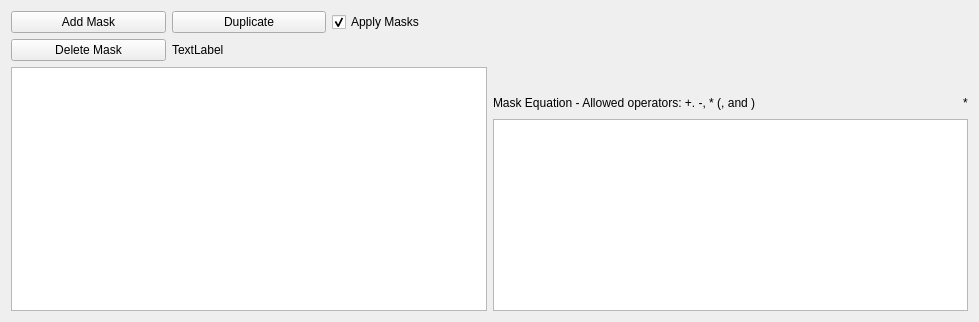
MJOLNIRPackage/MJOLNIR-GUI, file src/main/resources/base/Views/Mask.ui: the form before one commit.
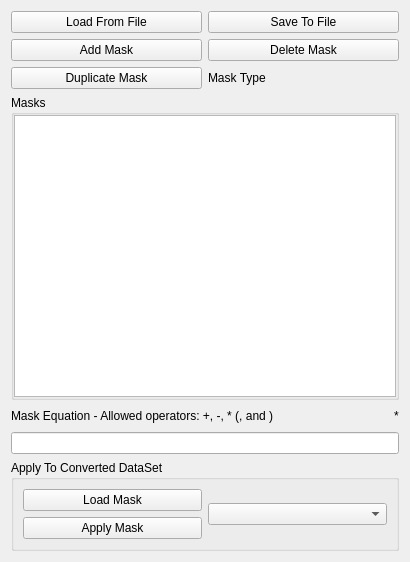
The form after the commit.

```diff
--- a/src/main/resources/base/Views/Mask.ui
+++ b/src/main/resources/base/Views/Mask.ui
@@ -6,91 +6,138 @@
    <rect>
     <x>0</x>
     <y>0</y>
-    <width>979</width>
-    <height>322</height>
+    <width>410</width>
+    <height>562</height>
    </rect>
   </property>
   <property name="windowTitle">
    <string>Form</string>
   </property>
-  <layout class="QGridLayout" name="gridLayout_3">
-   <item row="0" column="0">
+  <layout class="QVBoxLayout" name="verticalLayout">
+   <item>
     <layout class="QGridLayout" name="gridLayout">
+     <item row="1" column="1">
+      <widget class="QPushButton" name="Mask_delete_button_nonBlock">
+       <property name="toolTip">
+        <string>Delete selected mask</string>
+       </property>
+       <property name="statusTip">
+        <string>Delete selected mask</string>
+       </property>
+       <property name="text">
+        <string>Delete Mask</string>
+       </property>
+      </widget>
+     </item>
      <item row="1" column="0">
-      <widget class="QListView" name="Mask_listView">
-       <property name="alternatingRowColors">
-        <bool>true</bool>
+      <widget class="QPushButton" name="Mask_add_button_nonBlock">
+       <property name="toolTip">
+        <string>Add new mask</string>
        </property>
-       <property name="selectionMode">
-        <enum>QAbstractItemView::ExtendedSelection</enum>
+       <property name="statusTip">
+        <string>Add new mask</string>
+       </property>
+       <property name="text">
+        <string>Add Mask</string>
+       </property>
+      </widget>
+     </item>
+     <item row="0" column="1">
+      <widget class="QPushButton" name="Mask_save_file_button">
+       <property name="toolTip">
+        <string>Save mask generate from mask equation to file. Only masks utilised in the equation are saved!</string>
+       </property>
+       <property name="statusTip">
+        <string>Save mask generate from mask equation to file. Only masks utilised in the equation are saved!</string>
+       </property>
+       <property name="text">
+        <string>Save To File</string>
        </property>
       </widget>
      </item>
      <item row="0" column="0">
-      <layout class="QGridLayout" name="gridLayout_2">
-       <item row="0" column="0">
-        <widget class="QPushButton" name="Mask_add_button_nonBlock">
-         <property name="text">
-          <string>Add Mask</string>
-         </property>
-        </widget>
-       </item>
-       <item row="0" column="1">
-        <widget class="QPushButton" name="Mask_duplicate_button_nonBlock">
-         <property name="text">
-          <string>Duplicate</string>
-         </property>
-        </widget>
-       </item>
-       <item row="1" column="0">
-        <widget class="QPushButton" name="Mask_delete_button_nonBlock">
-         <property name="text">
-          <string>Delete Mask</string>
-         </property>
-        </widget>
-       </item>
-       <item row="0" column="2">
-        <widget class="QCheckBox" name="Mask_apply_checkbox_nonBlock">
-         <property name="text">
-          <string>Apply Masks</string>
-         </property>
-         <property name="checked">
-          <bool>true</bool>
-         </property>
-        </widget>
-       </item>
-       <item row="1" column="1">
-        <widget class="QLabel" name="Mask_type_label">
-         <property name="text">
-          <string>TextLabel</string>
-         </property>
-        </widget>
-       </item>
-      </layout>
+      <widget class="QPushButton" name="Mask_load_file_button">
+       <property name="toolTip">
+        <string>Load mask from file</string>
+       </property>
+       <property name="statusTip">
+        <string>Load mask from file</string>
+       </property>
+       <property name="text">
+        <string>Load From File</string>
+       </property>
+      </widget>
+     </item>
+     <item row="3" column="0">
+      <widget class="QPushButton" name="Mask_duplicate_button_nonBlock">
+       <property name="toolTip">
+        <string>Duplicate selected mask</string>
+       </property>
+       <property name="statusTip">
+        <string>Duplicate selected mask</string>
+       </property>
+       <property name="text">
+        <string>Duplicate Mask</string>
+       </property>
+      </widget>
+     </item>
+     <item row="3" column="1">
+      <widget class="QLabel" name="Mask_type_label">
+       <property name="toolTip">
+        <string>Type of selected mask</string>
+       </property>
+       <property name="statusTip">
+        <string>Type of selected mask</string>
+       </property>
+       <property name="text">
+        <string>Mask Type</string>
+       </property>
+      </widget>
      </item>
     </layout>
    </item>
-   <item row="0" column="1">
-    <layout class="QVBoxLayout" name="verticalLayout_3">
+   <item>
+    <widget class="QGroupBox" name="groupBox">
+     <property name="title">
+      <string>Masks</string>
+     </property>
+     <layout class="QVBoxLayout" name="verticalLayout_4">
+      <property name="spacing">
+       <number>0</number>
+      </property>
+      <property name="leftMargin">
+       <number>0</number>
+      </property>
+      <property name="topMargin">
+       <number>0</number>
+      </property>
+      <property name="rightMargin">
+       <number>0</number>
+      </property>
+      <property name="bottomMargin">
+       <number>0</number>
+      </property>
+      <item>
+       <widget class="QListView" name="Mask_listView">
+        <property name="toolTip">
+         <string>Type of selected mask</string>
+        </property>
+        <property name="statusTip">
+         <string>Type of selected mask</string>
+        </property>
+       </widget>
+      </item>
+     </layout>
+    </widget>
+   </item>
+   <item>
+    <layout class="QVBoxLayout" name="verticalLayout_6">
      <item>
-      <spacer name="verticalSpacer">
-       <property name="orientation">
-        <enum>Qt::Vertical</enum>
-       </property>
-       <property name="sizeHint" stdset="0">
-        <size>
-         <width>20</width>
-         <height>40</height>
-        </size>
-       </property>
-      </spacer>
-     </item>
-     <item>
-      <layout class="QHBoxLayout" name="horizontalLayout_3">
+      <layout class="QHBoxLayout" name="horizontalLayout_2">
        <item>
         <widget class="QLabel" name="Mask_TitleLabel">
          <property name="text">
-          <string>Mask Equation - Allowed operators: +. -, * (, and )</string>
+          <string>Mask Equation - Allowed operators: +, -, * (, and )</string>
          </property>
         </widget>
        </item>
@@ -117,10 +164,60 @@
       </layout>
      </item>
      <item>
-      <widget class="QTextEdit" name="Mask_equation_text_edit"/>
+      <widget class="QLineEdit" name="Mask_equation_line_edit">
+       <property name="toolTip">
+        <string>Equation for combinated mask</string>
+       </property>
+       <property name="statusTip">
+        <string>Equation for combinated mask</string>
+       </property>
+      </widget>
      </item>
     </layout>
    </item>
+   <item>
+    <widget class="QGroupBox" name="groupBox_2">
+     <property name="title">
+      <string>Apply To Converted DataSet</string>
+     </property>
+     <layout class="QHBoxLayout" name="horizontalLayout">
+      <item>
+       <layout class="QGridLayout" name="gridLayout_2">
+        <item row="0" column="0">
+         <widget class="QPushButton" name="Mask_load_current_button_nonBlock">
+          <property name="text">
+           <string>Load Mask</string>
+          </property>
+         </widget>
+        </item>
+        <item row="1" column="0">
+         <widget class="QPushButton" name="Mask_apply_to_dataset_button">
+          <property name="toolTip">
+           <string>Apply mask equation to selected DataSet</string>
+          </property>
+          <property name="statusTip">
+           <string>Apply mask equation to selected DataSet</string>
+          </property>
+          <property name="text">
+           <string>Apply Mask</string>
+          </property>
+         </widget>
+        </item>
+       </layout>
+      </item>
+      <item>
+       <widget class="QComboBox" name="Mask_data_set_combo_box">
+        <property name="toolTip">
+         <string>Select DataSet for masking</string>
+        </property>
+        <property name="statusTip">
+         <string>Select DataSet for masking</string>
+        </property>
+       </widget>
+      </item>
+     </layout>
+    </widget>
+   </item>
   </layout>
  </widget>
  <tabstops>
```
Left out of the diff: 6 changed lines with no effect on the pictures.
